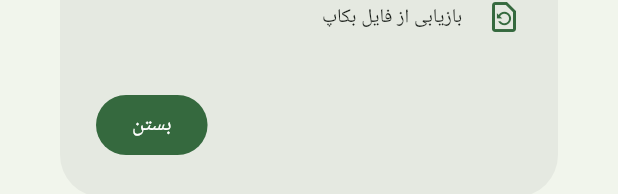
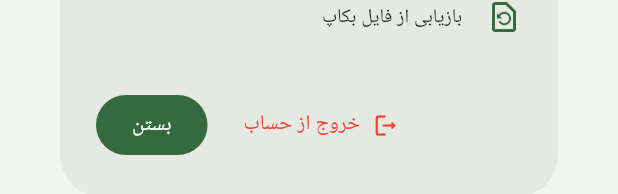
Before and after one commit to goudygood-145/arya-tasks, a Flutter app: the UserSettingsDialog widget shown alone on an empty page, opened directly with empty values, scrolled down 322 dp, on a phone screen of 412 x 824 dp. Shown: the part 1003-1197 px from the top of the screen. Run offline on Flutter 3.47's test engine with Material 3 defaults, Android fonts, the phone set to English and light mode, and no system bars; our stand-ins replace open_filex, shamsi_date, shared_preferences, supabase_flutter; missing offline and left inert: file_selector; accounts and stored records are empty; network calls fail; Roboto replaces fonts that are missing (Vazirmatn).

Commit message:
Update settings_and_tools.dart

```diff
--- a/lib/settings_and_tools.dart
+++ b/lib/settings_and_tools.dart
@@ -465,6 +465,15 @@ class _UserSettingsDialogState extends State<UserSettingsDialog> {
             ),
           ),
           actions: [
+            TextButton.icon(
+              style: TextButton.styleFrom(foregroundColor: Colors.red),
+              onPressed: () async {
+                await supabase.auth.signOut();
+                if (context.mounted) Navigator.pop(context);
+              },
+              icon: const Icon(Icons.logout_rounded, size: 18),
+              label: Text(tr('خروج از حساب', 'Sign Out')),
+            ),
             FilledButton(
               onPressed: () => Navigator.pop(context),
               child: Text(tr('بستن', 'Close')),
@@ -691,7 +700,6 @@ class _TodoImportDialogState extends State<TodoImportDialog> {
           }
         }
       } else {
-        // پشتیبانی از فایل CSV (ستون‌ها: List, Title, Completed, Notes)
         final lines = const LineSplitter().convert(content);
         for (int i = 1; i < lines.length; i++) {
           final cols = lines[i].split(',');
```
